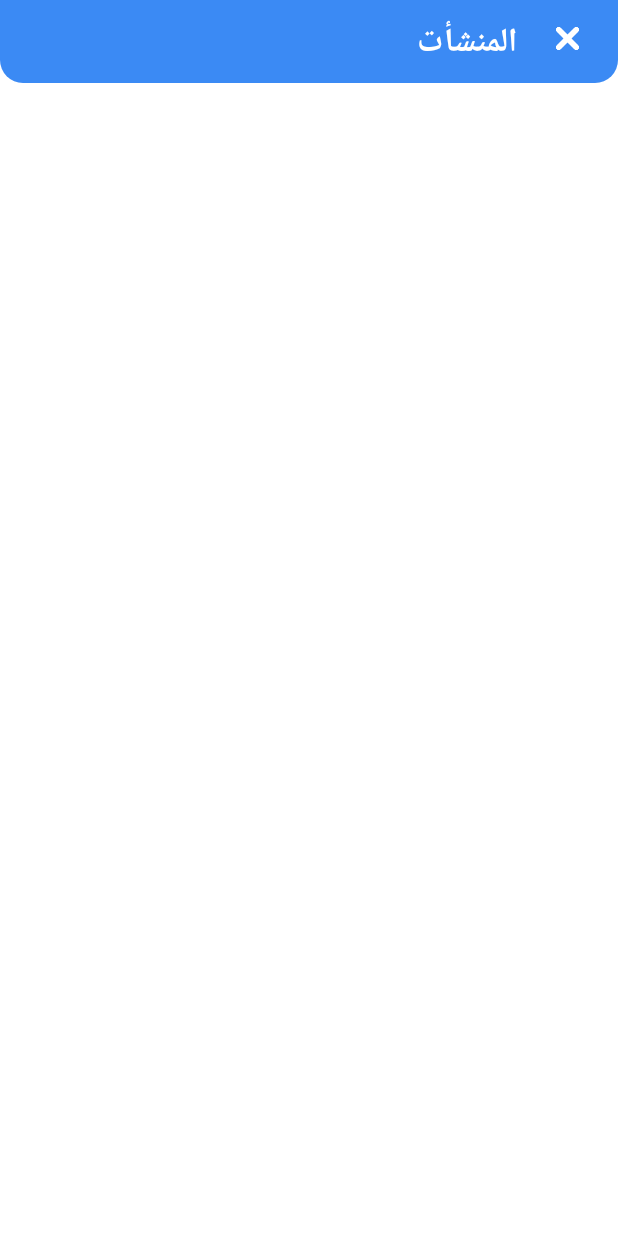
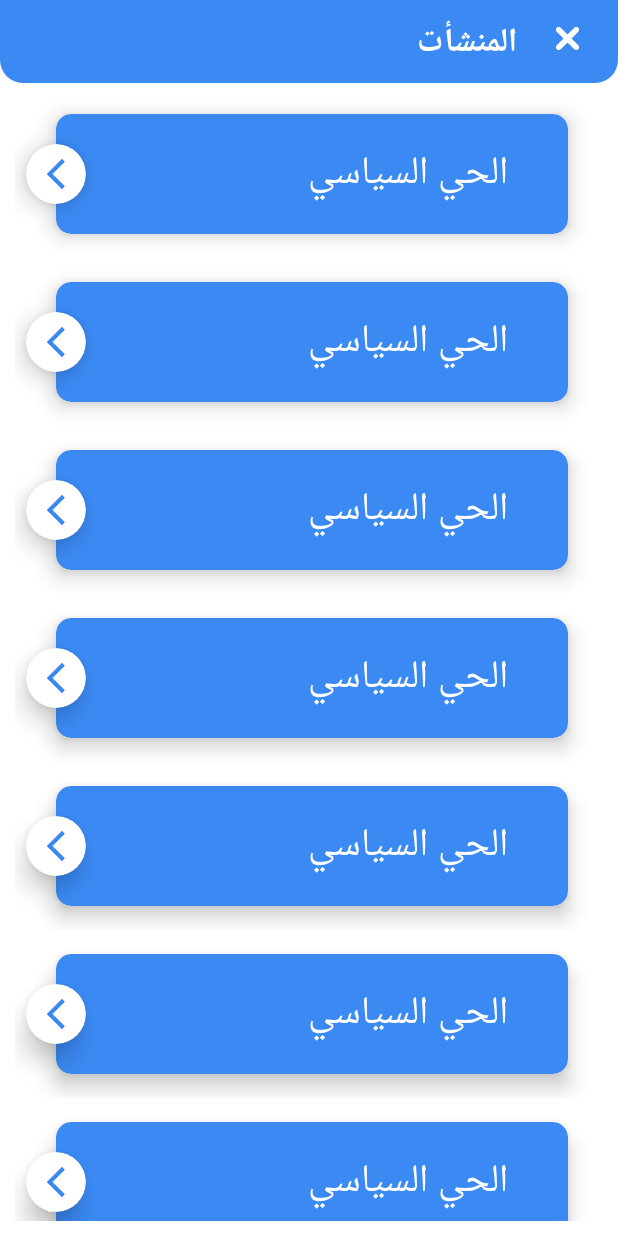
Before and after one commit to barcode-project/barcode_project, an Android app: the all_shops_list screen opened directly, with no data from a screen before it, on a phone screen of 412 x 824 dp. Run offline under Robolectric (Android 15) with nearby library versions, the phone set to English and light mode, and no system bars; our stand-ins replace sdp/ssp sizes.

Commit message:
frist 1.1

```diff
--- a/app/build.gradle
+++ b/app/build.gradle
@@ -8,7 +8,7 @@ android {
 
     defaultConfig {
         applicationId "com.example.barcode"
-        minSdk 21
+        minSdk 24
         targetSdk 33
         versionCode 1
         versionName "1.0"
@@ -29,7 +29,6 @@ android {
 }
 
 dependencies {
-
     implementation 'androidx.appcompat:appcompat:1.6.1'
     implementation 'com.google.android.material:material:1.9.0'
     implementation 'androidx.constraintlayout:constraintlayout:2.1.4'
@@ -38,4 +37,6 @@ dependencies {
     androidTestImplementation 'androidx.test.espresso:espresso-core:3.5.1'
     implementation 'com.intuit.sdp:sdp-android:1.1.0'
     implementation 'com.airbnb.android:lottie:3.4.1'
+    implementation 'com.google.zxing:core:3.4.1'
+    implementation 'com.journeyapps:zxing-android-embedded:4.2.0'
 }
--- /dev/null
+++ b/app/src/main/java/com/example/barcode/adpter_shops.java
@@ -0,0 +1,51 @@
+package com.example.barcode;
+
+import android.content.Context;
+import android.view.LayoutInflater;
+import android.view.View;
+import android.view.ViewGroup;
+import android.widget.TextView;
+
+import androidx.annotation.NonNull;
+import androidx.recyclerview.widget.RecyclerView;
+
+import java.util.List;
+
+public class adpter_shops extends RecyclerView.Adapter<adpter_shops.shopsViewHolder> {
+    private Context context;
+    private List<shops> shopsList;
+
+    public adpter_shops(Context context, List<shops> shopsList) {
+        this.context = context;
+        this.shopsList = shopsList;
+    }
+    @NonNull
+    @Override
+    public shopsViewHolder onCreateViewHolder(@NonNull ViewGroup parent, int viewType) {
+
+        View view = LayoutInflater.from(context).inflate(R.layout.all_shops, parent, false);
+        return new shopsViewHolder(view);
+    }
+
+    @Override
+    public void onBindViewHolder(@NonNull shopsViewHolder holder, int position) {
+        shops shop =shopsList.get(position);
+        holder.name_shops.setText(shop.getName_shop());
+
+
+    }
+
+    @Override
+    public int getItemCount() {
+        return shopsList.size();
+    }
+
+    public class shopsViewHolder extends RecyclerView.ViewHolder {
+        TextView name_shops;
+        public shopsViewHolder(@NonNull View itemView) {
+            super(itemView);
+            name_shops= itemView.findViewById(R.id.list_item1_title_name2);
+
+        }
+    }
+}
--- a/app/src/main/java/com/example/barcode/all_shops_list.java
+++ b/app/src/main/java/com/example/barcode/all_shops_list.java
@@ -1,14 +1,43 @@
 package com.example.barcode;
 
 import androidx.appcompat.app.AppCompatActivity;
+import androidx.recyclerview.widget.LinearLayoutManager;
+import androidx.recyclerview.widget.RecyclerView;
 
 import android.os.Bundle;
+import android.widget.ListView;
+
+import java.util.ArrayList;
+import java.util.List;
 
 public class all_shops_list extends AppCompatActivity {
-
+    private RecyclerView ReView;
+    private adpter_shops adpter_shops;
+    private List<shops> shopsList;
     @Override
     protected void onCreate(Bundle savedInstanceState) {
         super.onCreate(savedInstanceState);
         setContentView(R.layout.activity_all_shops_list);
+        ReView = findViewById(R.id.recycleview55);
+        shopsList=test();
+        adpter_shops=new adpter_shops(getBaseContext(),shopsList);
+        ReView.setAdapter(adpter_shops);
+        ReView.setLayoutManager(new LinearLayoutManager(all_shops_list.this));
+
+
+
+    }
+    private List<shops> test(){
+        List shops=new ArrayList<>();
+        shops.add(new shops("الحي السياسي"));
+        shops.add(new shops("الحي السياسي"));
+        shops.add(new shops("الحي السياسي"));
+        shops.add(new shops("الحي السياسي"));
+        shops.add(new shops("الحي السياسي"));
+        shops.add(new shops("الحي السياسي"));
+        shops.add(new shops("الحي السياسي"));
+        shops.add(new shops("الحي السياسي"));
+        shops.add(new shops("الحي السياسي"));
+        return shops;
     }
 }
--- /dev/null
+++ b/app/src/main/java/com/example/barcode/shops.java
@@ -0,0 +1,19 @@
+package com.example.barcode;
+
+public class shops {
+    private String name_shop;
+
+
+    public shops(String name_shop) {
+        this.name_shop =name_shop;
+
+    }
+
+    public String getName_shop() {
+        return name_shop;
+    }
+
+    public void setName_shop(String name_shop) {
+        this.name_shop = name_shop;
+    }
+}
--- a/app/src/main/res/layout/activity_all_shops_list.xml
+++ b/app/src/main/res/layout/activity_all_shops_list.xml
@@ -64,12 +64,12 @@
 
 
         <androidx.recyclerview.widget.RecyclerView
-            android:layoutDirection="rtl"
-            android:id="@+id/a_s_recycleview"
+            android:id="@+id/recycleview55"
             android:layout_width="match_parent"
             android:layout_height="match_parent"
             android:layout_marginTop="50dp"
             android:clipToPadding="true"
+            android:layoutDirection="rtl"
             app:layoutManager="androidx.recyclerview.widget.LinearLayoutManager" />
 
     </LinearLayout>
--- a/app/src/main/res/layout/fragment_search.xml
+++ b/app/src/main/res/layout/fragment_search.xml
@@ -41,7 +41,7 @@
         >
 
         <androidx.recyclerview.widget.RecyclerView
-            android:id="@+id/a_citizen_recyclerView"
+            android:id="@+id/a_recyclerView"
             android:layout_width="match_parent"
             android:layout_height="match_parent"
             android:layout_marginTop="50dp"
--- /dev/null
+++ b/build.gradle
@@ -0,0 +1,5 @@
+// Top-level build file where you can add configuration options common to all sub-projects/modules.
+plugins {
+    id 'com.android.application' version '7.3.0' apply false
+    id 'com.android.library' version '7.3.0' apply false
+}
```
Also changed, not shown: app/src/main/AndroidManifest.xml (+7 -0 lines), app/src/main/java/com/example/barcode/BarcodeScanner.java (added, +111 -0 lines), app/src/main/java/com/example/barcode/adapter_ereas.java (added, +49 -0 lines), app/src/main/java/com/example/barcode/ereas.java (added, +19 -0 lines), app/src/main/res/layout/activity_barcode_scanner.xml (added, +46 -0 lines), app/src/main/res/layout/activity_shops_details.xml (+0 -46 lines), gradle.properties (added, +21 -0 lines), settings.gradle (added, +16 -0 lines), gradle/wrapper/gradle-wrapper.properties (added), 4 other files.
